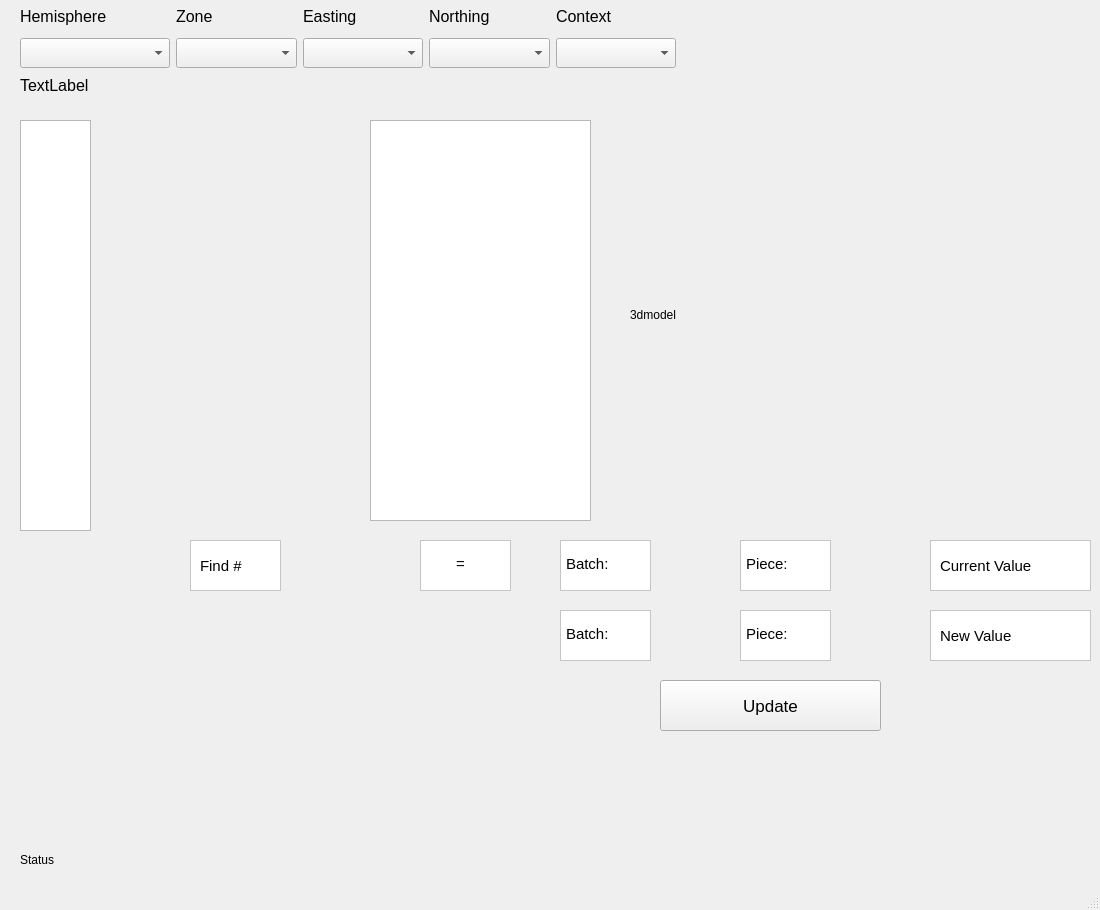
Qt form qtcreator/MainWindow.ui (ggetzie/APSAP) before a commit.
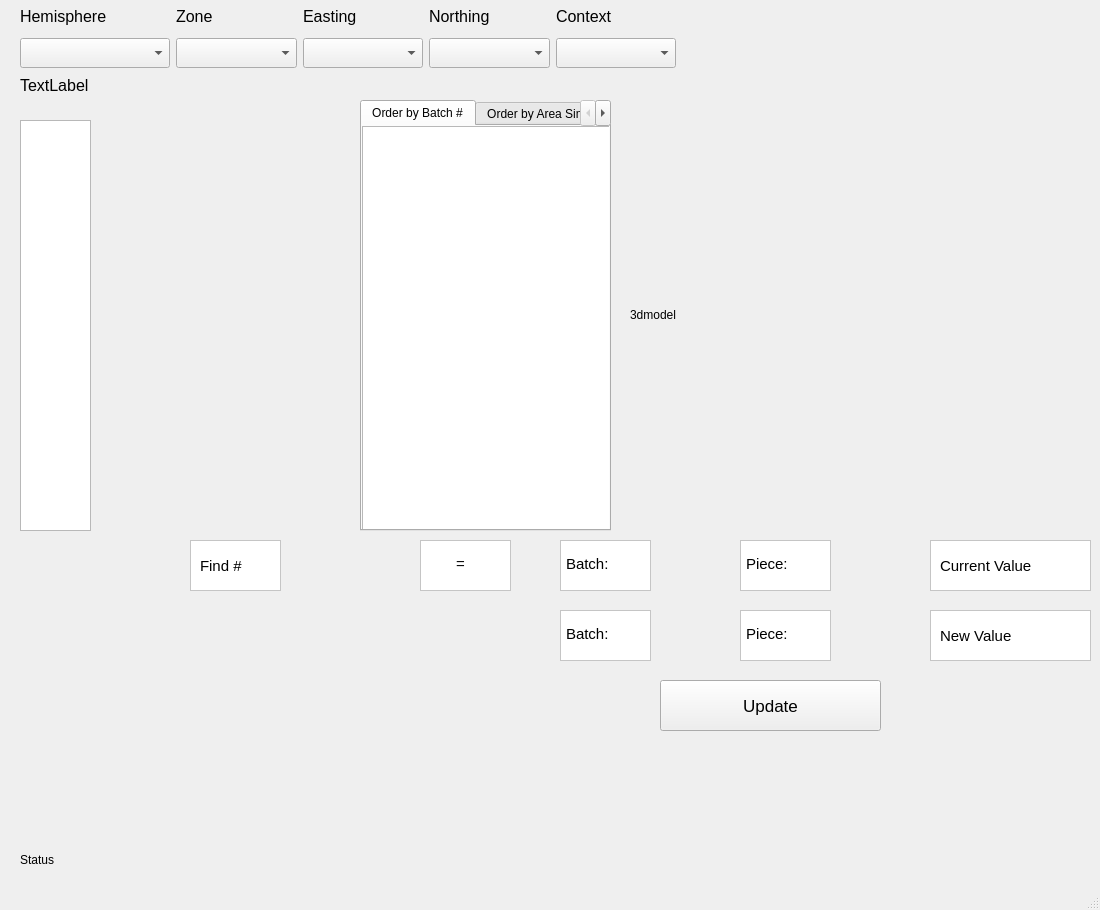
The same form after that commit. Icons and pictures are not drawn.

Commit message: Added auxiliiary area comparison tab

The edit to the form file:
```diff
--- a/qtcreator/MainWindow.ui
+++ b/qtcreator/MainWindow.ui
@@ -384,16 +384,6 @@
      <string>3dmodel</string>
     </property>
    </widget>
-   <widget class="QTreeView" name="modelList">
-    <property name="geometry">
-     <rect>
-      <x>370</x>
-      <y>120</y>
-      <width>221</width>
-      <height>401</height>
-     </rect>
-    </property>
-   </widget>
    <widget class="QLabel" name="selected_find">
     <property name="geometry">
      <rect>
@@ -829,6 +819,50 @@
      <string>Update</string>
     </property>
    </widget>
+   <widget class="QTabWidget" name="tabWidget">
+    <property name="geometry">
+     <rect>
+      <x>360</x>
+      <y>100</y>
+      <width>251</width>
+      <height>431</height>
+     </rect>
+    </property>
+    <property name="currentIndex">
+     <number>0</number>
+    </property>
+    <widget class="QWidget" name="tab">
+     <attribute name="title">
+      <string>Order by Batch #</string>
+     </attribute>
+     <widget class="QTreeView" name="modelList">
+      <property name="geometry">
+       <rect>
+        <x>0</x>
+        <y>0</y>
+        <width>251</width>
+        <height>431</height>
+       </rect>
+      </property>
+     </widget>
+    </widget>
+    <widget class="QWidget" name="tab_2">
+     <attribute name="title">
+      <string>Order by Area Similarity</string>
+     </attribute>
+     <widget class="QTreeView" name="sortedModelList">
+      <property name="geometry">
+       <rect>
+        <x>0</x>
+        <y>0</y>
+        <width>251</width>
+        <height>431</height>
+       </rect>
+      </property>
+     </widget>
+    </widget>
+   </widget>
+   <zorder>tabWidget</zorder>
    <zorder>frame</zorder>
    <zorder>layoutWidget</zorder>
    <zorder>contextDisplay</zorder>
```
Left out of the diff: 1 changed line with no effect on the pictures. The commit also changes 1 other file.
